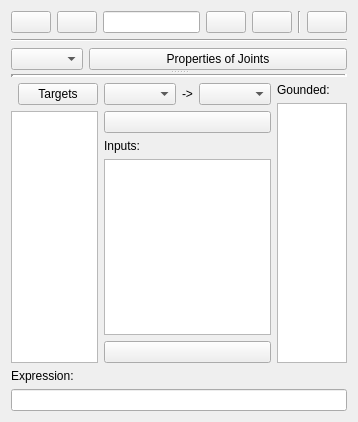
Above: pyslvs_ui/synthesis/collections/configure_widget.ui from KmolYuan/Pyslvs-UI before the change. Below: the same form after it.
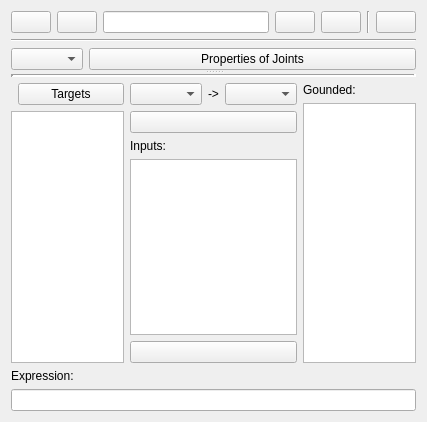
That is the form after the change. Icons and pictures are not drawn.

What changed in the file:
```diff
--- a/pyslvs_ui/synthesis/collections/configure_widget.ui
+++ b/pyslvs_ui/synthesis/collections/configure_widget.ui
@@ -6,7 +6,7 @@
    <rect>
     <x>0</x>
     <y>0</y>
-    <width>358</width>
+    <width>427</width>
     <height>422</height>
    </rect>
   </property>
```
Left out of the diff: 20 changed lines with no effect on the pictures.
